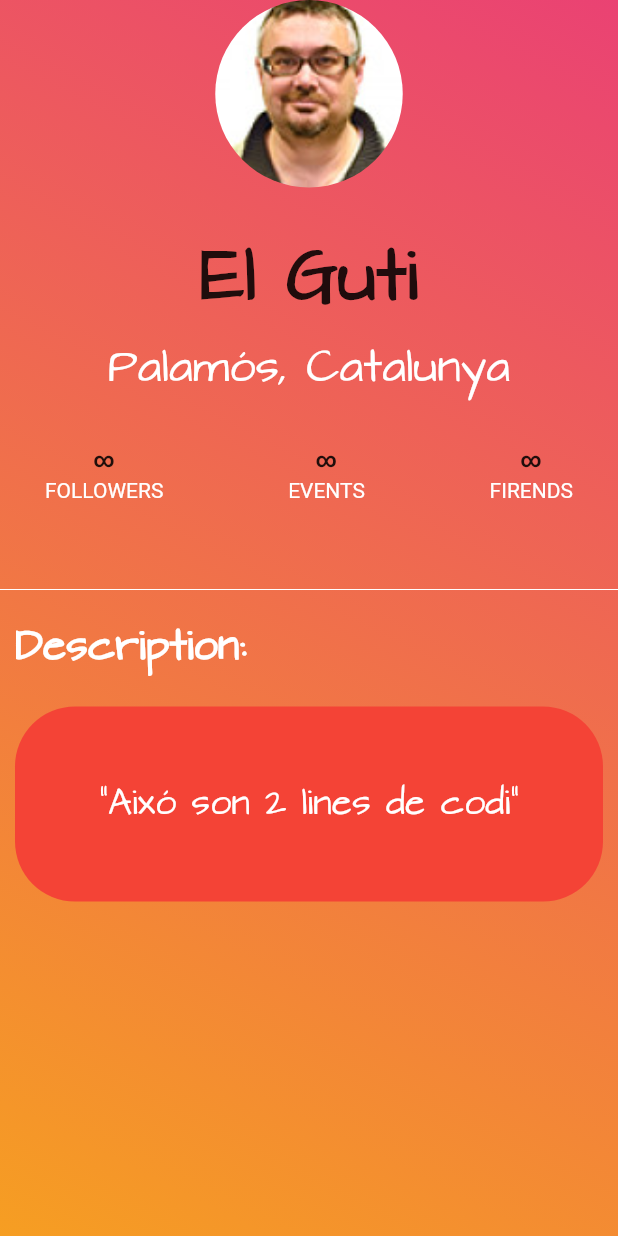
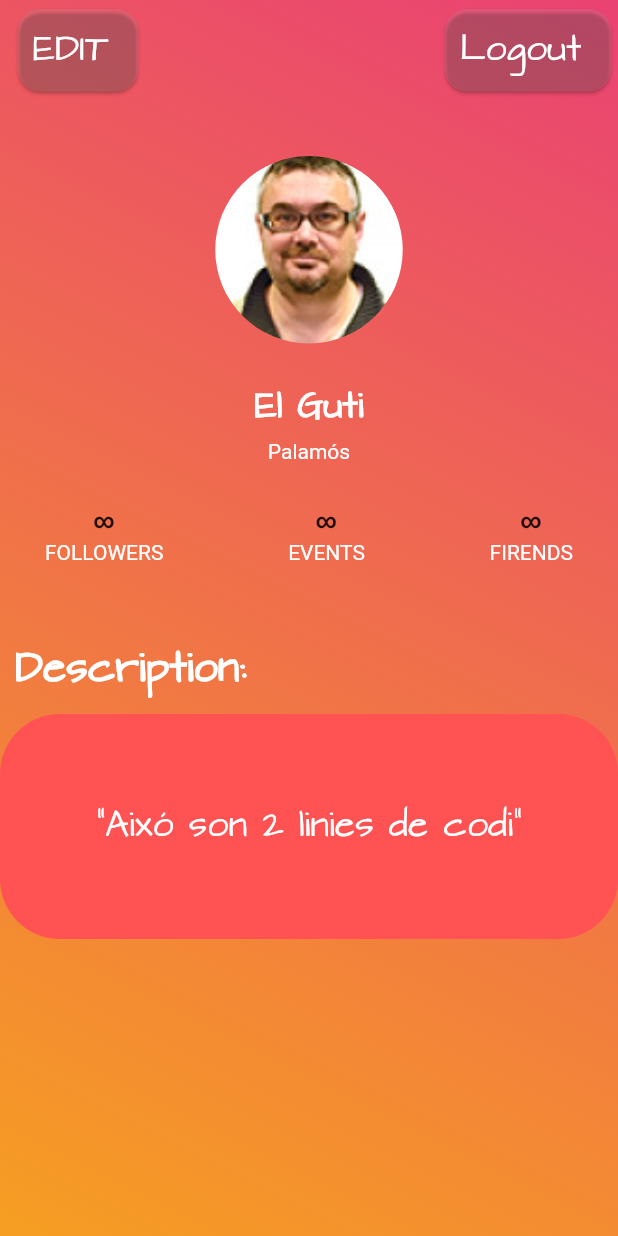
Before and after one commit to devsdm99/SportShare, a Flutter app: the ProfilePage screen opened directly, on a phone screen of 412 x 824 dp. Run offline on Flutter 3.47's test engine with Material 2 defaults, Android fonts, the phone set to English and light mode, and no system bars; our stand-ins replace cloud_firestore, firebase_auth, firebase_database, firebase_storage, font_awesome_flutter; missing offline and left inert: flip_box_bar; accounts and stored records are empty; Roboto replaces fonts that are missing (Montserrat); project files that could hold a hidden picture were left out.

Commit message:
yrtyhrt
htfhr

```diff
--- a/lib/Pages/HomePage.dart
+++ b/lib/Pages/HomePage.dart
@@ -93,7 +93,7 @@ class _HomePageState extends State<HomePage>{
         return NewEventPage(uid: widget.uid);
       break;
       case 3:
-        //return MapsPage();
+        return EventListPage(uid: widget.uid);
       break;
       case 4:
         return ProfilePage(uid: widget.uid);
--- a/lib/Pages/NewEventPage.dart
+++ b/lib/Pages/NewEventPage.dart
@@ -16,7 +16,7 @@ class NewEventPage extends StatefulWidget
 class _NewEventState extends State<NewEventPage> {
   List<String> _sports = ['Football', 'Basketball', 'Tennis', 'Volleyball']; // Option 2
   String _eventName, _selectedSport, _creator;
-  int _playersValue = 1;
+  int _playersValue = 2;
   String _players;
 
   final _formKey = GlobalKey<FormState>();
@@ -50,7 +50,7 @@ class _NewEventState extends State<NewEventPage> {
 
   incrementarPersonas(){
     setState(() {
-      if(_playersValue >=1 ){
+      if(_playersValue >=2 ){
         _playersValue++;
       }
     });
@@ -58,7 +58,7 @@ class _NewEventState extends State<NewEventPage> {
   void quitarPersonas()
   {
     setState(() {
-      if(_playersValue > 1){
+      if(_playersValue > 2){
         _playersValue--;
       }else{
         return "No puedes poner un numero de jugadores menor a 1.";
--- a/lib/Pages/ProfilePage.dart
+++ b/lib/Pages/ProfilePage.dart
@@ -4,7 +4,6 @@ import 'package:cloud_firestore/cloud_firestore.dart';
 import 'package:flutter/material.dart';
 import 'package:firebase_storage/firebase_storage.dart';
 import 'package:sportshareapp/BackgroundGradient.dart';
-import 'package:sportshareapp/Widgets/EventWidget.dart';
 class ProfilePage extends StatefulWidget
 {
   @override
@@ -18,17 +17,10 @@ class ProfilePage extends StatefulWidget
 class _ProfilePageState extends State<ProfilePage> {
 
   Future getEvents() async {
-    List<DocumentSnapshot> templist = new List<DocumentSnapshot>();
-
     var firestore = Firestore.instance;
     QuerySnapshot qn = await firestore.collection("events").document(widget.uid).collection("UserEvents").getDocuments();
-    for (var name in qn.documents) {
-      templist.add(name);
+    return qn.documents;
   }
-    return templist;
-  }
-
-
 
   final ref = FirebaseStorage.instance.ref().child('testimage');
   File _image;
@@ -41,9 +33,57 @@ class _ProfilePageState extends State<ProfilePage> {
           ListView(
           children: <Widget>[
             new Row(
+            mainAxisAlignment: MainAxisAlignment.spaceBetween,
             children: <Widget>[
-
-
+              Padding(
+                padding: EdgeInsets.all(2),
+                child: new Container(
+                height: 100,
+                width: 100,
+                child: new Column(
+                  children: <Widget>[
+                    new Card(
+                      shape: RoundedRectangleBorder(
+                        borderRadius: BorderRadius.circular(15)
+                      ),
+                      color: Colors.white10,
+                      child: Padding(
+                        padding: EdgeInsets.all(10),
+                        child: new Text('EDIT ',
+                        style: TextStyle(
+                          fontSize: 20,
+                          fontFamily: 'Architects',
+                          color: Colors.white
+                        ),),
+                      ),
+                    ),
+                  ],
+                )
+              ),
+              ),
+              new Container(
+                height: 100,
+                width: 120,
+                child: new Column(
+                  children: <Widget>[
+                    new Card(
+                      shape: RoundedRectangleBorder(
+                        borderRadius: BorderRadius.circular(15)
+                      ),
+                      color: Colors.white10,
+                      child: Padding(
+                        padding: EdgeInsets.all(10),
+                        child: new Text('Logout ',
+                        style: TextStyle(
+                          fontSize: 20,
+                          fontFamily: 'Architects',
+                          color: Colors.white
+                        ),),
+                      ),
+                    ),
+                  ],
+                )
+              ),
             ],
           ),
           Column(
@@ -74,19 +114,14 @@ class _ProfilePageState extends State<ProfilePage> {
                 'El Guti',
                 style: TextStyle(
                     fontFamily: 'Architects',
-                        fontSize: 40.0,
+                    fontSize: 20.0,
                     fontWeight: FontWeight.bold,
-
-                        ),
+                    color: Colors.white),
               ),
               SizedBox(height: 4.0),
               Text(
-                    'Palamós, Catalunya',
-                    style: TextStyle(
-                      fontFamily: 'Architects',
-                      color: Colors.white,
-                      fontSize: 25
-                      ),
+                'Palamós',
+                style: TextStyle(fontFamily: 'Montserrat', color: Colors.white),
               ),
                             Padding(
                 padding: EdgeInsets.all(30.0),
@@ -146,20 +181,11 @@ class _ProfilePageState extends State<ProfilePage> {
                               color: Colors.white),
                             )
                           ],
-                        )
+                        ),
                       ],
                     ),
                   ),
-                  SizedBox(height: 20.0),
-                  Row(
-                    children: <Widget>[
-                      Expanded(
-                        child: Divider(
-                          color: Colors.white,
-                        ),
-                      ),
-                    ],
-                  ),
+              SizedBox(height: 10.0),
               new Row(
                 children: <Widget>[
                   Padding(
@@ -181,11 +207,9 @@ class _ProfilePageState extends State<ProfilePage> {
                   new Container(
                   height: 150.0,
                   color: Colors.transparent,
-                      child: new Padding(
-                        padding: EdgeInsets.all(10),
                   child: new Container(
                       decoration: new BoxDecoration(
-                              color: Colors.red,
+                          color: Colors.redAccent,
                           borderRadius: new BorderRadius.only(
                               topLeft: const Radius.circular(40.0),
                               topRight: const Radius.circular(40.0),
@@ -193,25 +217,23 @@ class _ProfilePageState extends State<ProfilePage> {
                               bottomRight: const Radius.circular(40.0))),
                       child: new Center(
                         child: new Text(
-                              '"Aixó son 2 lines de codi"',
+                          '"Aixó son 2 linies de codi"',
                         style: TextStyle(
                           color: Colors.white,
                           fontFamily: 'Architects',
                           fontSize: 20
                         ),),
                       )),
-                      )
+                    ),
+                    ],
+                  ),
+                ],
               ),
             ],
           ),
         ],
       )
-            ],
-          ),
-        ],
-      )
     );
-
   }
 
 Widget buildImages() {
@@ -225,6 +247,7 @@ Widget buildImages() {
                 image: AssetImage('assets/beach1.jpg'), fit: BoxFit.cover))),
   );
 }
+
 
 Widget buildInfoDetail() {
   return Padding(
```
Also changed, not shown: lib/Pages/FindEventPage.dart (+2 -17 lines). Lines whose indentation alone changed are shown as unchanged.
